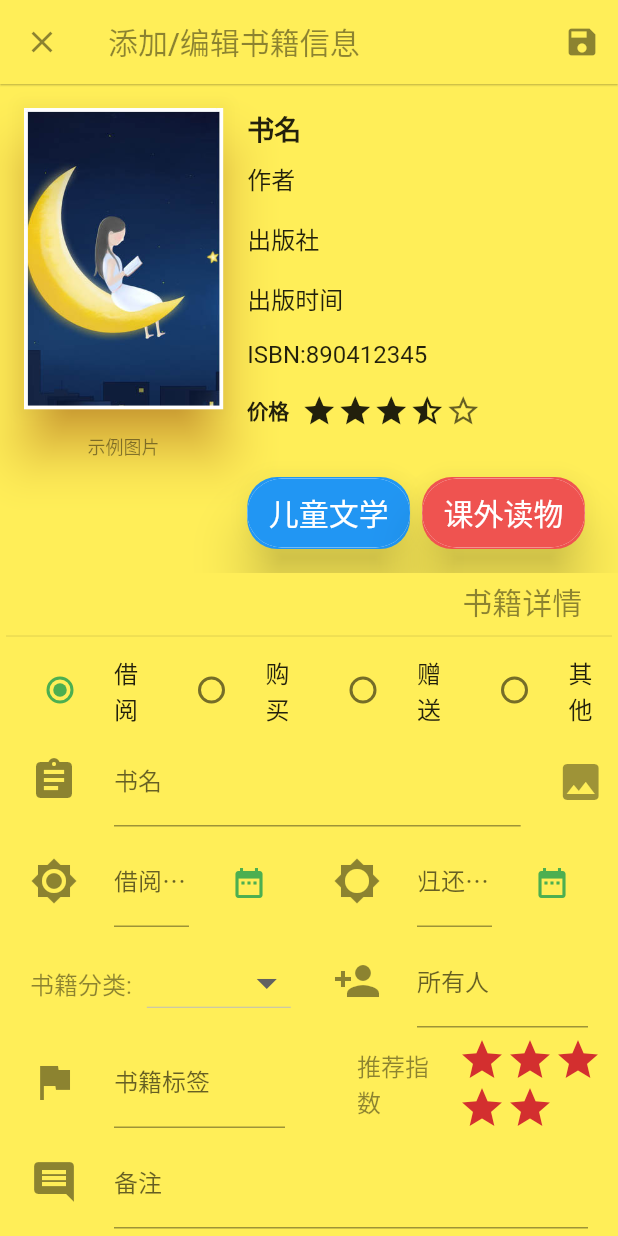
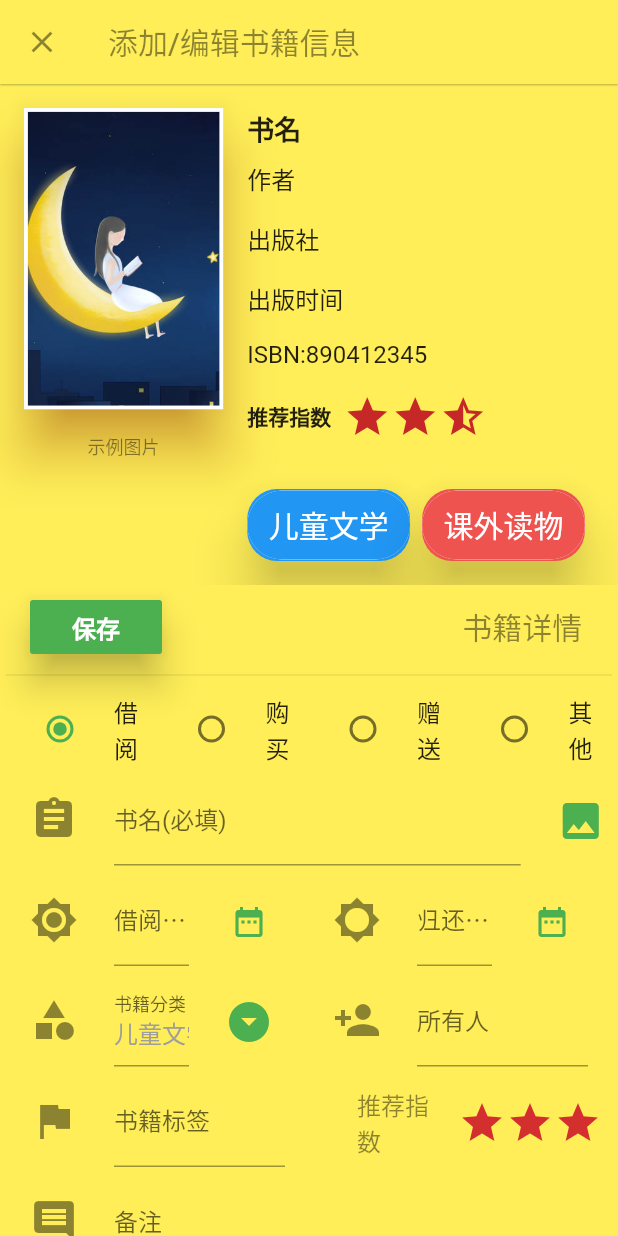
Before and after one commit to xuHarry9809/BookManager, a Flutter app: the AddBookForm screen opened by its route, on a phone screen of 412 x 824 dp. Run offline on Flutter 3.47's test engine with Material 2 defaults, Android fonts, the phone set to English and light mode, and no system bars; drawn by our look-alikes of smooth_star_rating; our stand-ins replace dio, flutter_datetime_picker, image_picker, sqflite, transparent_image; accounts and stored records are empty; network calls fail.

Commit message:
initial project

```diff
--- a/lib/app_widget/custcontroller/TextCombox.dart
+++ b/lib/app_widget/custcontroller/TextCombox.dart
@@ -37,6 +37,7 @@ class _TextComboxState extends State<TextCombox>{
             categorynodes.forEach((node){
               select_list.add(CategoryNode.fromMap(node).category);
             });
+            _currentVal = select_list[0];
             //  debugPrint(category_list.length.toString());
           });
         });
@@ -51,13 +52,15 @@ class _TextComboxState extends State<TextCombox>{
   @override
   Widget build(BuildContext context){
       return new Container(
+
        // color: Colors.grey[500],
         padding: EdgeInsets.only(left: 16.0),
         child: new Row(
            // crossAxisAlignment: CrossAxisAlignment.start,
            // mainAxisAlignment: MainAxisAlignment.end,
             children: <Widget>[
-              new Text(widget.title,textAlign: TextAlign.left,style: TextStyle(fontSize: 16,color: Colors.black45),),
+              //new Text(widget.title,textAlign: TextAlign.left,style: TextStyle(fontSize: 16,color: Colors.black45),),
+              Icon(Icons.category,size: 32,color: Colors.black45),
               new Container(
                 padding: new EdgeInsets.all(5.0),
               ),
--- a/lib/app_widget/custcontroller/rating_bar.dart
+++ b/lib/app_widget/custcontroller/rating_bar.dart
@@ -20,7 +20,7 @@ class RatingBar extends StatelessWidget {
       icName = Icons.star_half;
     }
 
-    return Icon(icName, size: 24.0, color: icColor);
+    return Icon(icName, size: 32.0, color: icColor);
   }
 
   @override
--- a/lib/app_widget/forms/addbook_form.dart
+++ b/lib/app_widget/forms/addbook_form.dart
@@ -2,6 +2,7 @@ import 'dart:async';
 import 'dart:io';
 import 'package:intl/intl.dart';
 import 'package:flutter/material.dart';
+import 'package:flutter/services.dart';
 import 'package:image_picker/image_picker.dart';
 import 'package:transparent_image/transparent_image.dart';
 import 'package:smooth_star_rating/smooth_star_rating.dart';
@@ -11,8 +12,6 @@ import '../custcontroller/rating_bar.dart';
 import '../custcontroller/TextCombox.dart';
 import '../../util/dbutil.dart';
 import '../../model/categorynode.dart';
-
-
 
 class AddBookForm extends StatefulWidget {
   static final String routeName = '/addbookform';
@@ -35,23 +34,43 @@ class AddBookFormState extends State<AddBookForm> {
   TextEditingController returntime_controller = new TextEditingController();
   TextEditingController buytime_controller = new TextEditingController();
   TextEditingController owner_controller = new TextEditingController();
+  TextEditingController category_controller = new TextEditingController();
 
   static List<String> category_texts = [];
 
-  TextCombox categroyCombo = new TextCombox(datasrc: TextCombox.CATEGORY,title: '书籍分类:');
+  TextCombox categroyCombo =
+      new TextCombox(datasrc: TextCombox.CATEGORY, title: '书籍分类:');
 
   int groupValue = 1;
   double favor_rating = 5;
+  bool _isSaveButtonEnabled = false;
 
   @override
   void initState() {
-    // TODO: implement initState
+
+    initData();
     super.initState();
-
-    //  _buildWidget();
   }
 
+  @override
+  void dispose() {
+    // TODO: implement dispose
+    super.dispose();
+  }
 
+  void initData() {
+    //borrowtime_controller.text = DateFormat('yyyy-MM-dd').format(DateTime.now());
+    dbutil.getAllBookCategory().then((categorynodes) {
+      setState(() {
+        category_texts.clear();
+        categorynodes.forEach((node) {
+          category_texts.add(CategoryNode.fromMap(node).category);
+        });
+        category_controller.text = category_texts[0];
+        //  debugPrint(category_list.length.toString());
+      });
+    });
+  }
 
   List<Widget> _buildWidget() {
     widget_list = [];
@@ -124,11 +143,11 @@ class AddBookFormState extends State<AddBookForm> {
         Row(
           children: <Widget>[
             text(
-              '价格',
+              '推荐指数',
               isBold: true,
               padding: EdgeInsets.only(right: 8.0),
             ),
-            RatingBar(rating: 3.5)
+            RatingBar(color: Colors.red[800], starCount: 3, rating: 2.5)
           ],
         ),
         SizedBox(height: 32.0),
@@ -226,6 +245,10 @@ class AddBookFormState extends State<AddBookForm> {
     });
   }
 
+  void _saveBookInfo(){
+
+  }
+
   Widget _buildbottomContent() {
     return new Container(
         color: backColors, // Colors.yellow[300],
@@ -236,6 +259,22 @@ class AddBookFormState extends State<AddBookForm> {
           //  children: <Widget>[
           Row(
             children: <Widget>[
+              SizedBox(
+                width: 16,
+              ),
+              new RaisedButton(
+                  color: Colors.green,
+                  padding: EdgeInsets.all(5.0),
+                  child:Text('保存', style: TextStyle(fontSize: 16, fontWeight: FontWeight.bold)),
+                  textColor: Colors.white,
+                  //  textTheme:ButtonTextTheme.primary ,//按钮的主题
+                  //  highlightColor: Colors.blueAccent,
+                  colorBrightness: Brightness.light, //按钮主题高亮
+                  elevation: 10.0, //按钮下面的阴影
+                  highlightElevation: 10.0, //高亮时候的阴影
+                  disabledElevation: 10.0, //按下的时候的阴影
+                  onPressed: _isSaveButtonEnabled ? null : _saveBookInfo
+              ),
               Spacer(),
               Text('书籍详情    ',
                   style: TextStyle(fontSize: 20, color: Colors.black45)),
@@ -286,20 +325,28 @@ class AddBookFormState extends State<AddBookForm> {
           ),
           Row(
             children: <Widget>[
-              Flexible(flex:8,child: new ListTile(
+              Flexible(
+                  flex: 8,
+                  child: new ListTile(
                       leading: Icon(Icons.assignment, size: 32),
                       title: TextField(
                         controller: bookname_controller,
-                    style: new TextStyle(fontSize: fontsize, color: Colors.grey),
+                        onChanged: (text) {},
+                        style: new TextStyle(
+                            fontSize: fontsize, color: Colors.grey),
                         decoration: new InputDecoration(
                           border: null,
-                      labelText: '书名',
+                          labelText: '书名(必填)',
                           errorText: error,
                           //counterText: categorynodes_list[i].category
                         ),
-                  )
-              )),
-              Flexible(flex: 1,child: IconButton(icon:Icon(Icons.image,size: 32),tooltip:'添加书籍图片',onPressed: null))
+                      ))),
+              Flexible(
+                  flex: 1,
+                  child: IconButton(
+                      icon: Icon(Icons.image, size: 32, color: Colors.green),
+                      tooltip: '添加书籍图片',
+                      onPressed: null))
             ],
           ),
 
@@ -312,7 +359,12 @@ class AddBookFormState extends State<AddBookForm> {
                   leading: Icon(Icons.brightness_high, size: 32),
                   title: TextField(
                     controller: borrowtime_controller,
-                    style: new TextStyle(fontSize: fontsize, color: Colors.grey),
+                    //任意写一个正则表达式，限制用户手动输入，选择输入不受影响
+                    inputFormatters: [
+                      WhitelistingTextInputFormatter(RegExp('dddd-dd-dd'))
+                    ],
+                    style:
+                        new TextStyle(fontSize: fontsize, color: Colors.grey),
                     decoration: new InputDecoration(
                       border: null,
                       labelText: '借阅时间',
@@ -324,13 +376,14 @@ class AddBookFormState extends State<AddBookForm> {
                       icon: Icon(Icons.date_range),
                       color: Colors.green,
                       onPressed: () {
-                        DatePicker.showDatePicker(context,showTitleActions: true,onChanged: (date){
+                        DatePicker.showDatePicker(context,
+                            showTitleActions: true, onChanged: (date) {
                           borrowtime_controller.text =
                               DateFormat('yyyy-MM-dd').format(date);
-                        },onConfirm: (date){
+                        }, onConfirm: (date) {
                           borrowtime_controller.text =
                               DateFormat('yyyy-MM-dd').format(date);
-                        },currentTime: DateTime.now(),locale: LocaleType.zh);
+                        }, currentTime: DateTime.now(), locale: LocaleType.zh);
                         /*showDatePicker(
                                 context: context,
                                 initialDate: new DateTime.now(),
@@ -351,7 +404,11 @@ class AddBookFormState extends State<AddBookForm> {
                   leading: Icon(Icons.brightness_5, size: 32),
                   title: TextField(
                     controller: returntime_controller,
-                    style: new TextStyle(fontSize: fontsize, color: Colors.grey),
+                    inputFormatters: [
+                      WhitelistingTextInputFormatter(RegExp('dddd-dd-dd'))
+                    ],
+                    style:
+                        new TextStyle(fontSize: fontsize, color: Colors.grey),
                     decoration: new InputDecoration(
                       border: null,
                       labelText: '归还时间',
@@ -363,13 +420,14 @@ class AddBookFormState extends State<AddBookForm> {
                       icon: Icon(Icons.date_range),
                       color: Colors.green,
                       onPressed: () {
-                        DatePicker.showDatePicker(context,showTitleActions: true,onChanged: (date){
+                        DatePicker.showDatePicker(context,
+                            showTitleActions: true, onChanged: (date) {
                           returntime_controller.text =
                               DateFormat('yyyy-MM-dd').format(date);
-                        },onConfirm: (date){
+                        }, onConfirm: (date) {
                           returntime_controller.text =
                               DateFormat('yyyy-MM-dd').format(date);
-                        },currentTime: DateTime.now(),locale: LocaleType.zh);
+                        }, currentTime: DateTime.now(), locale: LocaleType.zh);
                         /*   showDatePicker(
                                 context: context,
                                 initialDate: new DateTime.now(),
@@ -381,7 +439,6 @@ class AddBookFormState extends State<AddBookForm> {
                           returntime_controller.text =
                               DateFormat('yyyy-MM-dd').format(val);
                         }).catchError((err) {});*/
-
                       }),
                 ),
               )
@@ -392,15 +449,49 @@ class AddBookFormState extends State<AddBookForm> {
             children: <Widget>[
               Flexible(
                   flex: 2,
-                child:Container(child:categroyCombo)
+                  //  child:Container(child:categroyCombo)
+                  child: ListTile(
+                    leading: Icon(
+                      Icons.category,
+                      size: 32,
                     ),
+                    title: TextField(
+                      controller: category_controller,
+                      style:
+                          new TextStyle(fontSize: fontsize, color: Colors.grey),
+                      decoration: new InputDecoration(
+                        border: null,
+                        labelText: '书籍分类',
+                        errorText: error,
+                        //counterText: categorynodes_list[i].category
+                      ),
+                    ),
+                    trailing: PopupMenuButton<String>(
+                      icon: Icon(
+                        Icons.arrow_drop_down_circle,
+                        size: 32,
+                        color: Colors.green,
+                      ),
+                      onSelected: (String val) {
+                        category_controller.text = val;
+                      },
+                      itemBuilder: (BuildContext context) {
+                        return category_texts
+                            .map<PopupMenuItem<String>>((String value) {
+                          return new PopupMenuItem(
+                              child: new Text(value), value: value);
+                        }).toList();
+                      },
+                    ),
+                  )),
               Flexible(
                 flex: 2,
                 child: new ListTile(
                   leading: Icon(Icons.person_add, size: 32),
                   title: TextField(
                     controller: owner_controller,
-                    style: new TextStyle(fontSize: fontsize, color: Colors.grey),
+                    style:
+                        new TextStyle(fontSize: fontsize, color: Colors.grey),
                     decoration: new InputDecoration(
                       border: null,
                       labelText: '所有人',
@@ -414,23 +505,33 @@ class AddBookFormState extends State<AddBookForm> {
           ),
           Row(
             children: <Widget>[
-              Flexible(flex: 1,child:new ListTile(
+              Flexible(
+                  flex: 1,
+                  child: new ListTile(
                       leading: Icon(Icons.flag, size: 32),
                       title: TextField(
                         controller: bookname_controller,
-                    style: new TextStyle(fontSize: fontsize, color: Colors.grey),
+                        style: new TextStyle(
+                            fontSize: fontsize, color: Colors.grey),
                         decoration: new InputDecoration(
                           border: null,
                           labelText: '书籍标签',
                           errorText: error,
                           //counterText: categorynodes_list[i].category
                         ),
-                  ))
-              ),
-              Flexible(flex: 1,child:Row(
+                      ))),
+              Flexible(
+                  flex: 1,
+                  child: Row(
                     children: <Widget>[
                       SizedBox(width: 32),
-                  Flexible(flex: 1, child: Text('推荐指数',style: TextStyle(fontSize: fontsize,color:Colors.black45),)),
+                      Flexible(
+                          flex: 1,
+                          child: Text(
+                            '推荐指数',
+                            style: TextStyle(
+                                fontSize: fontsize, color: Colors.black45),
+                          )),
                       SizedBox(width: 16),
                       Flexible(
                           flex: 2,
@@ -440,7 +541,7 @@ class AddBookFormState extends State<AddBookForm> {
                               favor_rating = v;
                               setState(() {});
                             },
-                        starCount: 5,
+                            starCount: 3,
                             rating: favor_rating,
                             size: 32,
                             color: Colors.red[700],
@@ -463,7 +564,6 @@ class AddBookFormState extends State<AddBookForm> {
                   //counterText: categorynodes_list[i].category
                 ),
               )),
-
         ]));
   }
 
@@ -501,13 +601,13 @@ class AddBookFormState extends State<AddBookForm> {
             '添加/编辑书籍信息',
             style: TextStyle(color: Colors.black45),
           ),
-          actions: <Widget>[
+          /* actions: <Widget>[
             IconButton(
                 icon: Icon(Icons.save),
                 color: Colors.black45,
                 tooltip: '保存',
                 onPressed: () => debugPrint('书籍信息已保存')),
-          ],
+          ],*/
           //backgroundColor: Colors.green[500],
         ),
         body: ListView(
--- a/lib/app_widget/forms/editcategory_form.dart
+++ b/lib/app_widget/forms/editcategory_form.dart
@@ -30,6 +30,8 @@ class EditCategoryFormState extends State<EditCategoryForm>{
     initData();
 
   }
+
+
 
   void initData(){
     dbutil.getAllBookCategory().then((categorynodes){
--- a/lib/util/dbutil.dart
+++ b/lib/util/dbutil.dart
@@ -18,6 +18,9 @@ class dbutil{
             );
             await db.execute(
               "CREATE TABLE booktype(id INTEGER PRIMARY KEY, typename TEXT);"
+            );
+            await db.execute(
+                "CREATE TABLE bookinfo(id INTEGER PRIMARY KEY, typename TEXT);"
             );
             await db.transaction((txn) async{
               var batch = txn.batch();
```
Lines whose indentation alone changed are shown as unchanged.
